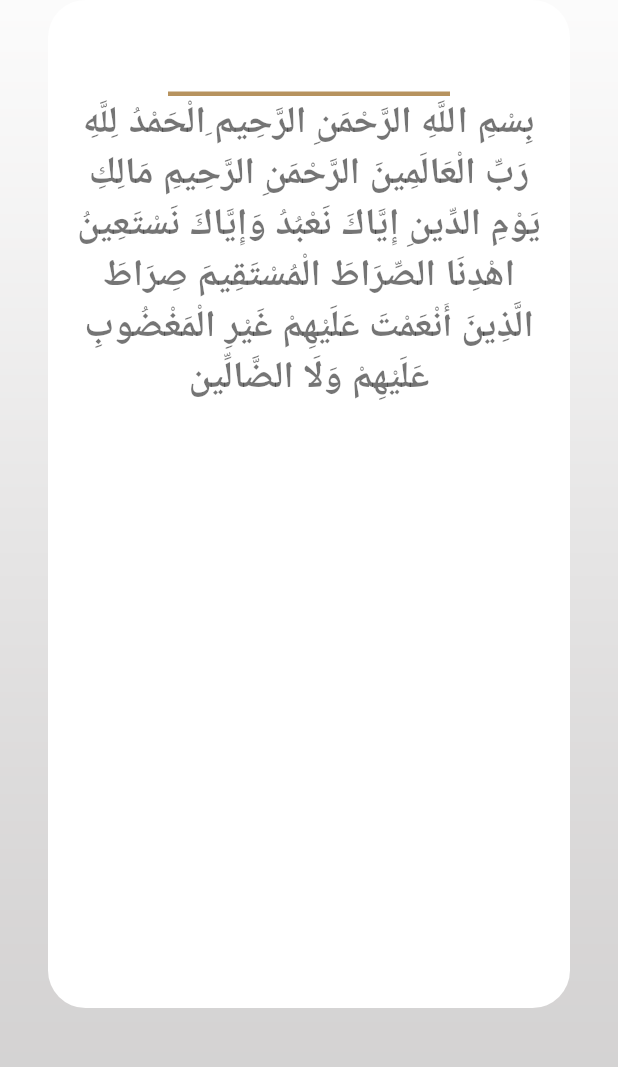
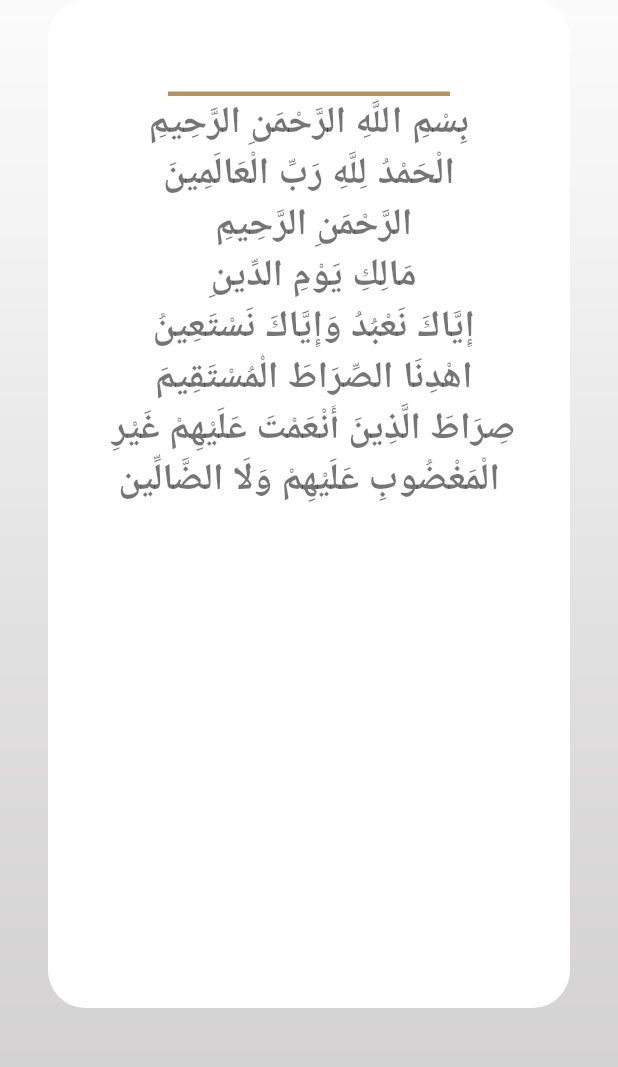
Before and after one commit to hassanProDev/quranApp, a Flutter app: the SuraDetailsScreen screen opened directly with empty values, on a phone screen of 412 x 824 dp, the part 156-1223 px from its top. Run offline on Flutter 3.47's test engine with Material 2 defaults, Android fonts, the phone set to English and light mode, and no system bars.

Commit message:
solve sura details problem

```diff
--- a/lib/main.dart
+++ b/lib/main.dart
@@ -1,6 +1,6 @@
 import 'package:flutter/material.dart';
 import 'package:islami_app/home_app.dart';
-import 'package:islami_app/screens/sura_details.dart';
+import 'package:islami_app/tabs/quran/sura_details.dart';
 import 'package:islami_app/theming/my_them_mood.dart';
 
 void main() {
--- a/lib/replacing_tabs/replacing_tabs.dart
+++ b/lib/replacing_tabs/replacing_tabs.dart
@@ -1,7 +1,7 @@
 import 'package:flutter/material.dart';
 import 'package:islami_app/tabs/Radio.dart';
 import 'package:islami_app/tabs/ahadeth.dart';
-import 'package:islami_app/tabs/quran.dart';
+import 'package:islami_app/tabs/quran/quran.dart';
 import 'package:islami_app/tabs/tasbeh.dart';
 
 List<Widget> tabs=[
--- a/lib/screens/sura_details.dart
+++ /dev/null
@@ -1,71 +0,0 @@
-import 'package:flutter/material.dart';
-import 'package:islami_app/app_data/sura_data.dart';
-import 'package:islami_app/theming/my_them_mood.dart';
-
-class SuraDetailsScreen extends StatelessWidget {
-  static const String routeNAme = 'suraDetailsScreen';
-  String sura =
-      'بِسْمِ اللَّهِ الرَّحْمَنِ الرَّحِيم ِالْحَمْدُ لِلَّهِ رَبِّ الْعَالَمِينَ الرَّحْمَنِ الرَّحِيمِ مَالِكِ يَوْمِ الدِّينِ إِيَّاكَ نَعْبُدُ وَإِيَّاكَ نَسْتَعِينُ اهْدِنَا الصِّرَاطَ الْمُسْتَقِيمَ صِرَاطَ الَّذِينَ أَنْعَمْتَ عَلَيْهِمْ غَيْرِ الْمَغْضُوبِ عَلَيْهِمْ وَلَا الضَّالِّين';
-
-  @override
-  Widget build(BuildContext context) {
-    SuraData suraData = ModalRoute.of(context)!.settings.arguments as SuraData;
-    return SafeArea(
-      child: Stack(children: [
-        Image.asset(
-          'assets/mainbg.png',
-          fit: BoxFit.fill,
-          width: double.infinity,
-          height: double.infinity,
-        ),
-        Scaffold(
-          backgroundColor: Colors.transparent,
-          appBar: AppBar(
-            title: Text(
-              'اسلامي',
-              style: Theme.of(context).textTheme.headline1,
-            ),
-          ),
-          body: Padding(
-            padding: const EdgeInsets.symmetric(horizontal: 32.0,vertical: 48),
-            child: Column(
-              children: [
-                Expanded(
-                  child: Container(
-                    padding: EdgeInsets.symmetric(horizontal: 16, vertical: 32),
-                    child: ListView(
-                      children: [
-                        Text(
-                          '${suraData.suraName}',
-                          style: Theme.of(context).textTheme.headline2,
-                          textAlign: TextAlign.center,
-                        ),
-                        Padding(
-                          padding: const EdgeInsets.symmetric(horizontal: 64.0),
-                          child: Container(
-                            height: 3,
-                            color: MyTheme.primaryColor,
-                            // padding: EdgeInsets.symmetric(horizontal: 50),
-                          ),
-                        ),
-                        Text(
-                          '$sura',
-                          style: Theme.of(context).textTheme.headline2,
-                          textAlign: TextAlign.center,
-                        ),
-                      ],
-                    ),
-                    decoration: BoxDecoration(
-                      color: MyTheme.whiteColor,
-                      borderRadius: BorderRadius.circular(25),
-                    ),
-                  ),
-                ),
-              ],
-            ),
-          ),
-        ),
-      ]),
-    );
-  }
-}
--- a/lib/customise_widget/custom_sura_data.dart
+++ b/lib/tabs/quran/custom_sura_data.dart
@@ -1,8 +1,8 @@
 import 'package:flutter/material.dart';
-import 'package:islami_app/app_data/sura_data.dart';
+import 'package:islami_app/tabs/quran/sura_data.dart';
 
-import '../reused_style/reused_style.dart';
-import 'custom_quran_title.dart';
+import '../../customise_widget/custom_quran_title.dart';
+import '../../reused_style/reused_style.dart';
 
 class CustomSuraData extends StatelessWidget {
   final SuraData? suraData;
--- a/lib/app_data/sura_data.dart
+++ b/lib/tabs/quran/sura_data.dart
@@ -1,11 +1,17 @@
 
 
-import 'package:flutter/services.dart';
+
 
 class SuraData{
   String? suraName;
   String? ayatCount;
-  SuraData({this.suraName,this.ayatCount='2112'});
+  SuraData({this.suraName,this.ayatCount});
+}
+
+class SuraDetailsModel{
+  String? suraName;
+  int? suraIndex;
+  SuraDetailsModel({this.suraName,this.suraIndex});
 }
 
 List<String> suraName=["الفاتحه","البقرة","آل عمران","النساء","المائدة","الأنعام","الأعراف","الأنفال","التوبة","يونس","هود"
@@ -26,8 +32,3 @@ void addSuraData(){
     suraData.add(SuraData(suraName: suraName[i]));
   }
 }
-
-
-void loadSurafile(int index) async{
-  String content =await rootBundle.loadString('asstes/sura/${index+1}.txt');
-}
--- /dev/null
+++ b/lib/tabs/quran/sura_details.dart
@@ -0,0 +1,88 @@
+import 'package:flutter/material.dart';
+import 'package:flutter/services.dart';
+import 'package:islami_app/tabs/quran/sura_data.dart';
+import 'package:islami_app/theming/my_them_mood.dart';
+
+class SuraDetailsScreen extends StatefulWidget {
+  static const String routeNAme = 'suraDetailsScreen';
+
+  @override
+  State<SuraDetailsScreen> createState() => _SuraDetailsScreenState();
+}
+
+class _SuraDetailsScreenState extends State<SuraDetailsScreen> {
+  List<String> verse=[];
+
+  @override
+  Widget build(BuildContext context) {
+    SuraDetailsModel suraDetailsModel = ModalRoute.of(context)!.settings.arguments as SuraDetailsModel;
+    if(verse.isEmpty){
+      loadFile(suraDetailsModel.suraIndex);
+    }
+    return SafeArea(
+      child: Stack(children: [
+        Image.asset(
+          'assets/mainbg.png',
+          fit: BoxFit.fill,
+          width: double.infinity,
+          height: double.infinity,
+        ),
+        Scaffold(
+          backgroundColor: Colors.transparent,
+          appBar: AppBar(
+            title: Text(
+              'اسلامي',
+              style: Theme.of(context).textTheme.headline1,
+            ),
+          ),
+          body: Padding(
+            padding: const EdgeInsets.symmetric(horizontal: 32.0,vertical: 48),
+            child: Container(
+              padding: EdgeInsets.symmetric(horizontal: 16, vertical: 32),
+              decoration: BoxDecoration(
+                color: MyTheme.whiteColor,
+                borderRadius: BorderRadius.circular(25),
+              ),
+              child: Column(
+                children: [
+                  Text(
+                    '${suraDetailsModel.suraName}',
+                    style: Theme.of(context).textTheme.headline2,
+                    textAlign: TextAlign.center,
+                  ),
+                  Padding(
+                    padding: const EdgeInsets.symmetric(horizontal: 64.0),
+                    child: Container(
+                      height: 3,
+                      color: MyTheme.primaryColor,
+                      // padding: EdgeInsets.symmetric(horizontal: 50),
+                    ),
+                  ),
+                  Expanded(
+                    child: ListView.builder(
+                      itemCount: verse.length,
+                     itemBuilder: (_,index)=>   Text(
+                       '${verse[0]}',
+                       style: Theme.of(context).textTheme.headline2,
+                       textAlign: TextAlign.center,
+                     ),
+                    ),
+                  ),
+                ],
+              ),
+            ),
+          ),
+        ),
+      ]),
+    );
+  }
+
+  void loadFile(index)async{
+    String content=await rootBundle.loadString('assets/sura/${index+1}.txt');
+    // content.split('\n');
+    List<String> lines=[];
+    lines.add(content);
+    verse=lines;
+    setState((){});
+  }
+}
```
Also changed, not shown: lib/tabs/quran/quran.dart (renamed from lib/tabs/quran.dart, +14 -6 lines).
